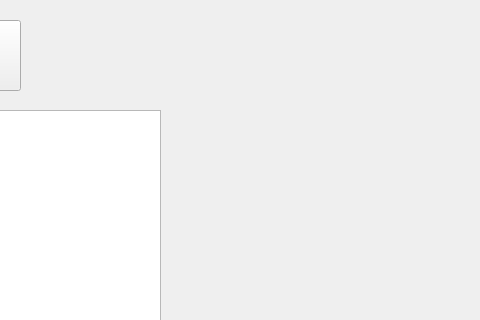
Qt form Patientenverwaltung/mainwindow.ui (JenniferRied/Patientenverwaltung) before a commit; both pictures show x 320 to 800 and y 0 to 320 of the 800 by 600 pixel window.
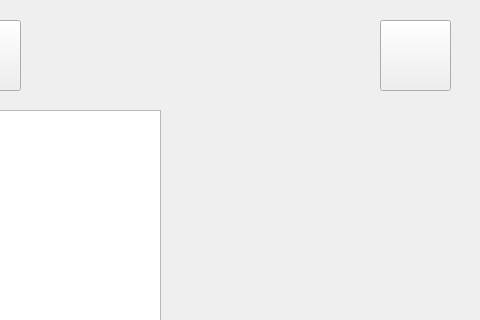
The same form after that commit. Icons and pictures are not drawn.

Commit message: export_button

Diff of the .ui file:
```diff
--- a/Patientenverwaltung/mainwindow.ui
+++ b/Patientenverwaltung/mainwindow.ui
@@ -89,6 +89,19 @@
      </rect>
     </property>
    </widget>
+   <widget class="QPushButton" name="export_button">
+    <property name="geometry">
+     <rect>
+      <x>700</x>
+      <y>20</y>
+      <width>71</width>
+      <height>71</height>
+     </rect>
+    </property>
+    <property name="text">
+     <string/>
+    </property>
+   </widget>
   </widget>
   <widget class="QMenuBar" name="menubar">
    <property name="geometry">
```
The commit also changes 4 other files.
